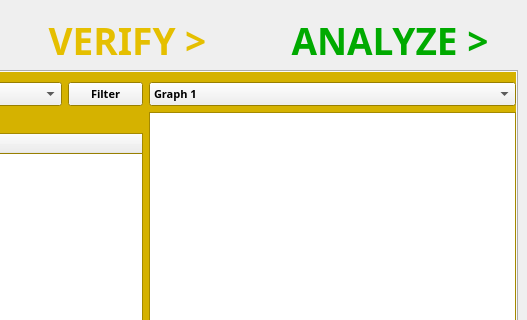
This is Project Code/AppleProject/analyze_csv.ui in JRWu/DataAggregation as Qt 5 draws it before an edit; both pictures show x 273 to 800 and y 0 to 320 of the 800 by 600 pixel window. The edited form follows.
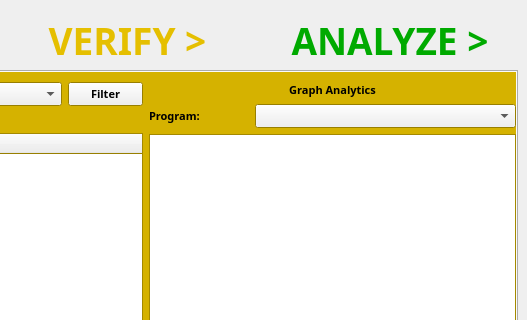
This is the edited form. The open tabs and pages were chosen to show the change.

Commit message: VLS added combo boxes for graphs in Teaching tab

Patch:
```diff
--- a/Project Code/AppleProject/analyze_csv.ui
+++ b/Project Code/AppleProject/analyze_csv.ui
@@ -1690,7 +1690,35 @@
        <item>
         <layout class="QVBoxLayout" name="verticalLayout_8">
          <item>
+          <widget class="QLabel" name="graph_lbl_teach">
+           <property name="text">
+            <string>Graph Analytics</string>
+           </property>
+           <property name="alignment">
+            <set>Qt::AlignCenter</set>
+           </property>
+          </widget>
+         </item>
+         <item>
+          <layout class="QHBoxLayout" name="horizontalLayout_6">
+           <item>
+            <widget class="QLabel" name="program_lbl_teach">
+             <property name="maximumSize">
+              <size>
+               <width>100</width>
+               <height>40</height>
+              </size>
+             </property>
+             <property name="text">
+              <string>Program:</string>
+             </property>
+            </widget>
+           </item>
+           <item>
           <widget class="QComboBox" name="graph_combo_teach">
+             <property name="currentIndex">
+              <number>-1</number>
+             </property>
            <item>
             <property name="text">
              <string>Graph 1</string>
@@ -1707,6 +1735,8 @@
             </property>
            </item>
           </widget>
+           </item>
+          </layout>
          </item>
          <item>
           <widget class="QGraphicsView" name="graph_area_teach">
```
Left out of the diff: 2 changed lines with no effect on the pictures. Lines whose indentation alone changed are shown as unchanged. The commit also changes 3 other files.
